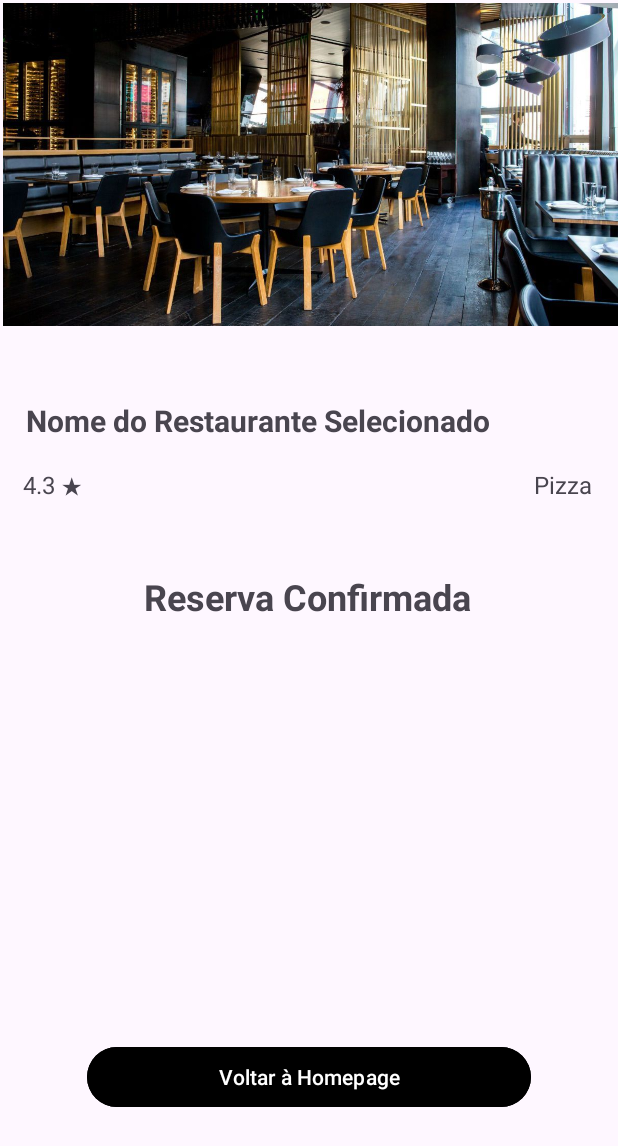
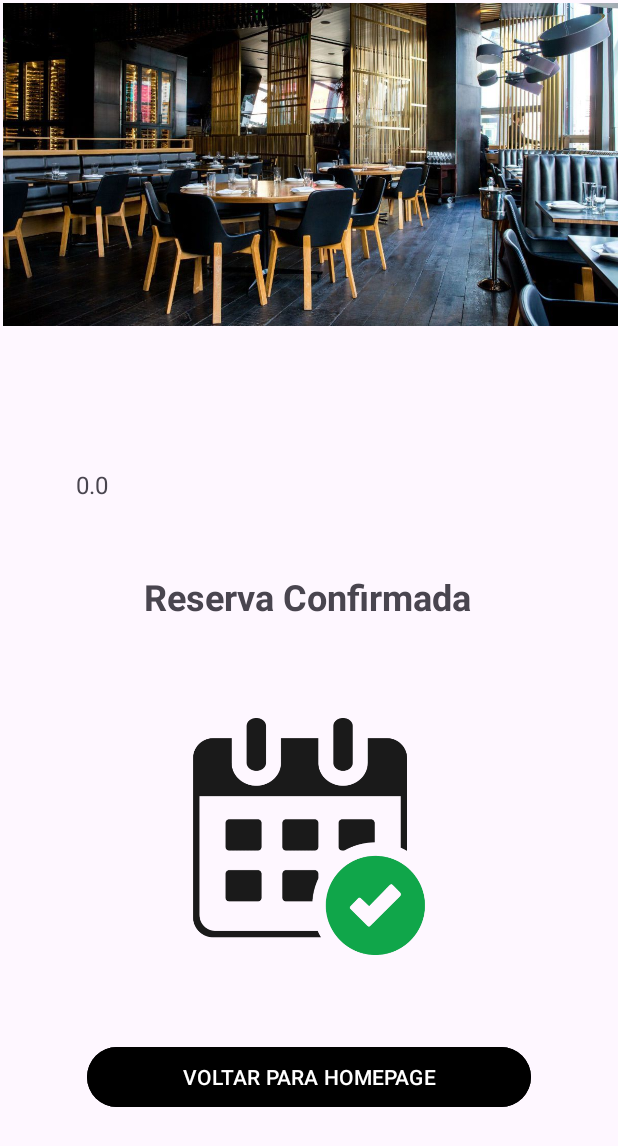
Before and after one commit to khuunsh68/DADM_TableTime, an Android app: the ReservaConfirmadaActivity screen opened directly, with no data from a screen before it, on a phone screen of 412 x 824 dp. Shown: the top 1146 px of the screen. Run offline under Robolectric (Android 15) with nearby library versions, the phone set to English and light mode, and no system bars; network calls fail.

Commit message:
Melhorias e reservas arranjadas

```diff
--- a/TableTime/app/src/main/java/com/ua/tabletime/ReservaConfirmadaActivity.kt
+++ b/TableTime/app/src/main/java/com/ua/tabletime/ReservaConfirmadaActivity.kt
@@ -3,14 +3,18 @@ package com.ua.tabletime
 import android.content.Intent
 import android.os.Bundle
 import android.widget.Button
+import android.widget.TextView
 import androidx.activity.enableEdgeToEdge
 import androidx.appcompat.app.AppCompatActivity
 import androidx.core.view.ViewCompat
 import androidx.core.view.WindowInsetsCompat
 
-class ReservaConfirmadaActivity : AppCompatActivity() {
+class ReservaConfirmadaActivity: AppCompatActivity() {
 
     lateinit var btnVoltarHomepage: Button
+    lateinit var textViewNomeRestaurante: TextView
+    lateinit var textViewAvaliacaoRestaurante: TextView
+    lateinit var textViewTipoCozinhaRestaurante: TextView
 
     override fun onCreate(savedInstanceState: Bundle?) {
         super.onCreate(savedInstanceState)
@@ -22,12 +26,27 @@ class ReservaConfirmadaActivity : AppCompatActivity() {
             insets
         }
 
+        btnVoltarHomepage = findViewById(R.id.buttonVoltarHomepage)
+        textViewNomeRestaurante = findViewById(R.id.textViewNomeRestauranteSelecionado)
+        textViewAvaliacaoRestaurante = findViewById(R.id.textViewAvaliacaoRestauranteSelecionado)
+        textViewTipoCozinhaRestaurante = findViewById(R.id.textViewTipoCozinhaRestauranteSelecionado)
 
-        btnVoltarHomepage = findViewById(R.id.buttonVoltarHomepage)
+        val sharedPref = getSharedPreferences("appPrefs", MODE_PRIVATE)
+
+        val id_restaurante = sharedPref.getInt("id_restaurante", 0)
+        val quantidade = sharedPref.getInt("quantidade", 0)
+        val dataReserva = sharedPref.getString("dataReserva", "")
+        val horario = sharedPref.getString("horario", "")
+        val restaurantName = sharedPref.getString("restaurant_name", "")
+        val restaurantAvaliacao = sharedPref.getFloat("restaurant_avaliacao", 0.0f).toDouble()
+        val restaurantCuisine = sharedPref.getString("restaurant_cuisine", "")
+
+        textViewNomeRestaurante.text = restaurantName
+        textViewAvaliacaoRestaurante.text = restaurantAvaliacao.toString()
+        textViewTipoCozinhaRestaurante.text = restaurantCuisine
 
         btnVoltarHomepage.setOnClickListener {
             startActivity(Intent(this, HomepageActivity::class.java))
         }
-
     }
 }
--- a/TableTime/app/src/main/res/layout/activity_reserva_confirmada.xml
+++ b/TableTime/app/src/main/res/layout/activity_reserva_confirmada.xml
@@ -16,7 +16,7 @@
         android:textSize="16sp"
         app:layout_constraintBottom_toBottomOf="parent"
         app:layout_constraintEnd_toEndOf="parent"
-        app:layout_constraintHorizontal_bias="0.954"
+        app:layout_constraintHorizontal_bias="0.87"
         app:layout_constraintStart_toStartOf="parent"
         app:layout_constraintTop_toTopOf="parent"
         app:layout_constraintVertical_bias="0.389" />
@@ -42,7 +42,6 @@
         android:textStyle="bold"
         app:layout_constraintBottom_toBottomOf="parent"
         app:layout_constraintEnd_toEndOf="parent"
-        app:layout_constraintHorizontal_bias="0.166"
         app:layout_constraintStart_toStartOf="parent"
         app:layout_constraintTop_toTopOf="parent"
         app:layout_constraintVertical_bias="0.335" />
@@ -55,7 +54,7 @@
         android:textSize="16sp"
         app:layout_constraintBottom_toBottomOf="parent"
         app:layout_constraintEnd_toEndOf="parent"
-        app:layout_constraintHorizontal_bias="0.042"
+        app:layout_constraintHorizontal_bias="0.129"
         app:layout_constraintStart_toStartOf="parent"
         app:layout_constraintTop_toTopOf="parent"
         app:layout_constraintVertical_bias="0.389" />
@@ -74,12 +73,24 @@
         app:layout_constraintTop_toTopOf="parent"
         app:layout_constraintVertical_bias="0.482" />
 
+    <ImageView
+        android:id="@+id/imageViewReservaConfirmada"
+        android:layout_width="161dp"
+        android:layout_height="158dp"
+        android:layout_marginBottom="36dp"
+        app:layout_constraintBottom_toTopOf="@+id/buttonVoltarHomepage"
+        app:layout_constraintEnd_toEndOf="parent"
+        app:layout_constraintStart_toStartOf="parent"
+        app:layout_constraintTop_toBottomOf="@+id/textView2"
+        app:layout_constraintVertical_bias="0.75"
+        app:srcCompat="@drawable/reservation" />
+
     <Button
         android:id="@+id/buttonVoltarHomepage"
         android:layout_width="296dp"
         android:layout_height="wrap_content"
         android:backgroundTint="#000000"
-        android:text="Voltar à Homepage"
+        android:text="VOLTAR PARA HOMEPAGE"
         app:layout_constraintBottom_toBottomOf="parent"
         app:layout_constraintEnd_toEndOf="parent"
         app:layout_constraintStart_toStartOf="parent"
```
Also changed, not shown: TableTime/app/src/main/java/com/ua/tabletime/ConfirmReserveSelectedRestaurantActivity.kt (+19 -1 lines), TableTime/app/src/main/java/com/ua/tabletime/CreateAccount.kt (+18 -11 lines), TableTime/app/src/main/java/com/ua/tabletime/LoginActivity.kt (+19 -18 lines), TableTime/app/src/main/java/com/ua/tabletime/SelectedRestaurantActivity.kt (+18 -1 lines), TableTime/app/src/main/res/layout/activity_login.xml (+8 -11 lines), TableTime/app/src/main/res/layout/activity_selected_restaurant.xml (+3 -4 lines), TableTime/app/src/main/res/layout/create_account.xml (+7 -5 lines), TableTime/app/src/main/res/drawable/reservation.png (added).
